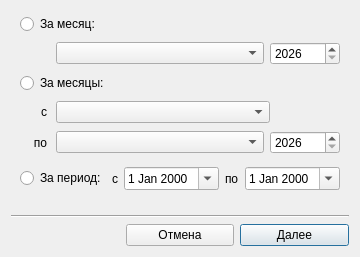
Above: designer/ui/fulfillmentoptiondialog.ui from Aleee/FinanceCalender before the change. Below: the same form after it.
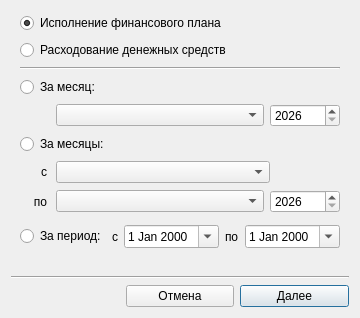
That is the form after the change. Custom widgets are drawn as their Qt base class.

Patch:
```diff
--- a/designer/ui/fulfillmentoptiondialog.ui
+++ b/designer/ui/fulfillmentoptiondialog.ui
@@ -6,8 +6,8 @@
    <rect>
     <x>0</x>
     <y>0</y>
-    <width>348</width>
-    <height>257</height>
+    <width>342</width>
+    <height>318</height>
    </rect>
   </property>
   <property name="windowTitle">
@@ -31,64 +31,23 @@
      </property>
      <widget class="QWidget" name="page">
       <layout class="QGridLayout" name="gridLayout_2">
-       <item row="6" column="0">
-        <layout class="QHBoxLayout" name="horizontalLayout">
-         <item>
-          <widget class="QRadioButton" name="rb_customperiod">
-           <property name="font">
-            <font>
-             <bold>false</bold>
-            </font>
-           </property>
-           <property name="text">
-            <string>За период:</string>
-           </property>
-          </widget>
-         </item>
-         <item>
-          <spacer name="horizontalSpacer_2">
+       <item row="8" column="0">
+        <spacer name="verticalSpacer_2">
            <property name="orientation">
-            <enum>Qt::Orientation::Horizontal</enum>
+          <enum>Qt::Orientation::Vertical</enum>
+         </property>
+         <property name="sizeType">
+          <enum>QSizePolicy::Policy::Fixed</enum>
            </property>
            <property name="sizeHint" stdset="0">
             <size>
-             <width>40</width>
-             <height>20</height>
+           <width>20</width>
+           <height>5</height>
             </size>
            </property>
           </spacer>
          </item>
-         <item>
-          <widget class="QLabel" name="label">
-           <property name="text">
-            <string>с</string>
-           </property>
-          </widget>
-         </item>
-         <item>
-          <widget class="FirstDayDateEdit" name="de_customperiod_begin">
-           <property name="calendarPopup">
-            <bool>true</bool>
-           </property>
-          </widget>
-         </item>
-         <item>
-          <widget class="QLabel" name="label_2">
-           <property name="text">
-            <string>по</string>
-           </property>
-          </widget>
-         </item>
-         <item>
-          <widget class="QDateEdit" name="de_customperiod_end">
-           <property name="calendarPopup">
-            <bool>true</bool>
-           </property>
-          </widget>
-         </item>
-        </layout>
-       </item>
-       <item row="4" column="0">
+       <item row="7" column="0">
         <layout class="QHBoxLayout" name="horizontalLayout_4">
          <item>
           <widget class="QWidget" name="widget_3" native="true">
@@ -172,47 +131,7 @@
          </item>
         </layout>
        </item>
-       <item row="5" column="0">
-        <spacer name="verticalSpacer_2">
-         <property name="orientation">
-          <enum>Qt::Orientation::Vertical</enum>
-         </property>
-         <property name="sizeType">
-          <enum>QSizePolicy::Policy::Fixed</enum>
-         </property>
-         <property name="sizeHint" stdset="0">
-          <size>
-           <width>20</width>
-           <height>5</height>
-          </size>
-         </property>
-        </spacer>
-       </item>
-       <item row="2" column="0">
-        <widget class="QRadioButton" name="rb_severalmonths">
-         <property name="font">
-          <font>
-           <bold>false</bold>
-          </font>
-         </property>
-         <property name="text">
-          <string>За месяцы:</string>
-         </property>
-        </widget>
-       </item>
-       <item row="0" column="0">
-        <widget class="QRadioButton" name="rb_onemonth">
-         <property name="font">
-          <font>
-           <bold>false</bold>
-          </font>
-         </property>
-         <property name="text">
-          <string>За месяц:</string>
-         </property>
-        </widget>
-       </item>
-       <item row="3" column="0">
+       <item row="6" column="0">
         <layout class="QHBoxLayout" name="horizontalLayout_3">
          <item>
           <widget class="QWidget" name="widget_2" native="true">
@@ -290,7 +209,97 @@
          </item>
         </layout>
        </item>
-       <item row="1" column="0">
+       <item row="9" column="0">
+        <layout class="QHBoxLayout" name="horizontalLayout">
+         <item>
+          <widget class="QRadioButton" name="rb_customperiod">
+           <property name="font">
+            <font>
+             <bold>false</bold>
+            </font>
+           </property>
+           <property name="text">
+            <string>За период:</string>
+           </property>
+          </widget>
+         </item>
+         <item>
+          <spacer name="horizontalSpacer_2">
+           <property name="orientation">
+            <enum>Qt::Orientation::Horizontal</enum>
+           </property>
+           <property name="sizeHint" stdset="0">
+            <size>
+             <width>40</width>
+             <height>20</height>
+            </size>
+           </property>
+          </spacer>
+         </item>
+         <item>
+          <widget class="QLabel" name="label">
+           <property name="text">
+            <string>с</string>
+           </property>
+          </widget>
+         </item>
+         <item>
+          <widget class="FirstDayDateEdit" name="de_customperiod_begin">
+           <property name="calendarPopup">
+            <bool>true</bool>
+           </property>
+          </widget>
+         </item>
+         <item>
+          <widget class="QLabel" name="label_2">
+           <property name="text">
+            <string>по</string>
+           </property>
+          </widget>
+         </item>
+         <item>
+          <widget class="QDateEdit" name="de_customperiod_end">
+           <property name="calendarPopup">
+            <bool>true</bool>
+           </property>
+          </widget>
+         </item>
+        </layout>
+       </item>
+       <item row="2" column="0">
+        <widget class="Line" name="line_3">
+         <property name="orientation">
+          <enum>Qt::Orientation::Horizontal</enum>
+         </property>
+        </widget>
+       </item>
+       <item row="0" column="0">
+        <widget class="QRadioButton" name="rb_planfulfillment">
+         <property name="text">
+          <string>Исполнение финансового плана</string>
+         </property>
+         <property name="checked">
+          <bool>true</bool>
+         </property>
+        </widget>
+       </item>
+       <item row="10" column="0">
+        <spacer name="verticalSpacer">
+         <property name="orientation">
+          <enum>Qt::Orientation::Vertical</enum>
+         </property>
+         <property name="sizeType">
+          <enum>QSizePolicy::Policy::Fixed</enum>
+         </property>
+         <property name="sizeHint" stdset="0">
+          <size>
+           <width>20</width>
+           <height>5</height>
+          </size>
+         </property>
+        </spacer>
+       </item>
+       <item row="4" column="0">
         <layout class="QHBoxLayout" name="horizontalLayout_5">
          <item>
           <widget class="QWidget" name="widget" native="true">
@@ -335,21 +344,36 @@
          </item>
         </layout>
        </item>
-       <item row="7" column="0">
-        <spacer name="verticalSpacer">
-         <property name="orientation">
-          <enum>Qt::Orientation::Vertical</enum>
+       <item row="3" column="0">
+        <widget class="QRadioButton" name="rb_onemonth">
+         <property name="font">
+          <font>
+           <bold>false</bold>
+          </font>
          </property>
-         <property name="sizeType">
-          <enum>QSizePolicy::Policy::Fixed</enum>
+         <property name="text">
+          <string>За месяц:</string>
          </property>
-         <property name="sizeHint" stdset="0">
-          <size>
-           <width>20</width>
-           <height>5</height>
-          </size>
+        </widget>
+       </item>
+       <item row="5" column="0">
+        <widget class="QRadioButton" name="rb_severalmonths">
+         <property name="font">
+          <font>
+           <bold>false</bold>
+          </font>
          </property>
-        </spacer>
+         <property name="text">
+          <string>За месяцы:</string>
+         </property>
+        </widget>
+       </item>
+       <item row="1" column="0">
+        <widget class="QRadioButton" name="rb_ndsfreepayments">
+         <property name="text">
+          <string>Расходование денежных средств</string>
+         </property>
+        </widget>
        </item>
       </layout>
      </widget>
```
Lines whose indentation alone changed are shown as unchanged.
